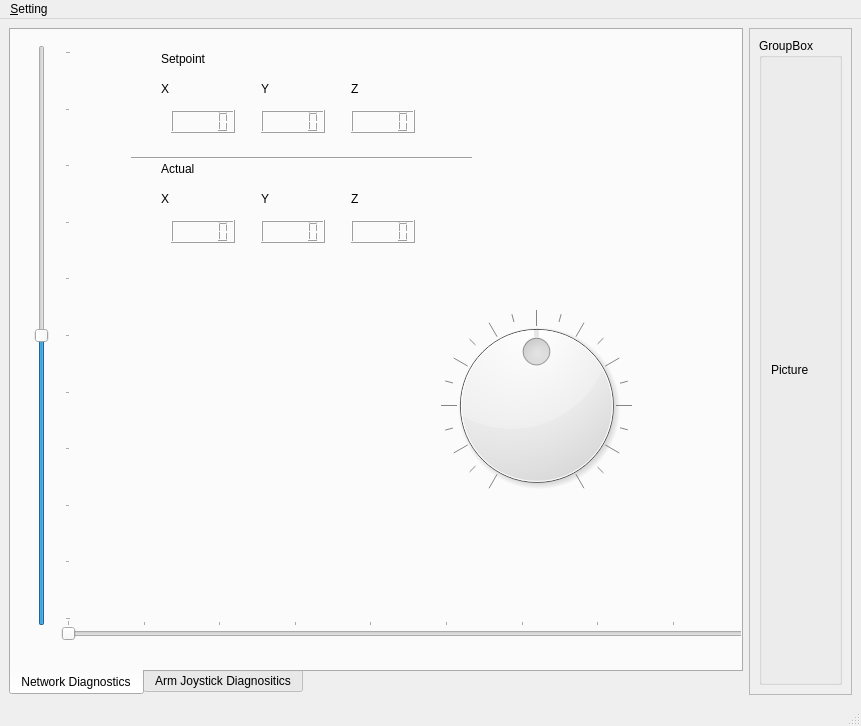
This is src/Main Window.ui in Uvic-Robotics-Club/RoverArm as Qt 5 draws it before an edit. The edited form follows.
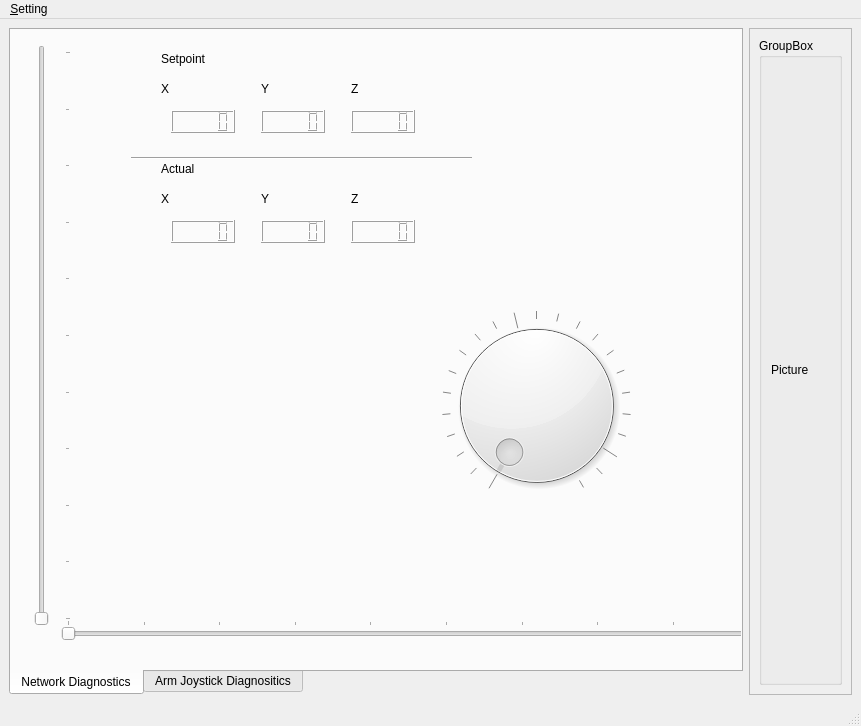
This is the edited form. The open tabs and pages were chosen to show the change.

Patch:
```diff
--- a/src/Main Window.ui
+++ b/src/Main Window.ui
@@ -61,11 +61,14 @@
           <height>581</height>
          </rect>
         </property>
+        <property name="minimum">
+         <number>0</number>
+        </property>
         <property name="maximum">
          <number>100</number>
         </property>
         <property name="value">
-         <number>50</number>
+         <number>0</number>
         </property>
         <property name="orientation">
          <enum>Qt::Vertical</enum>
@@ -87,13 +90,13 @@
          </rect>
         </property>
         <property name="minimum">
-         <number>0</number>
+         <number>54</number>
         </property>
         <property name="maximum">
-         <number>100</number>
+         <number>120</number>
         </property>
         <property name="value">
-         <number>50</number>
+         <number>54</number>
         </property>
         <property name="wrapping">
          <bool>false</bool>
```
Left out of the diff: 5 changed lines with no effect on the pictures.
